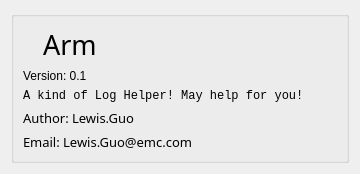
guolisen/Arm, file aboutdialog.ui: the form before one commit.
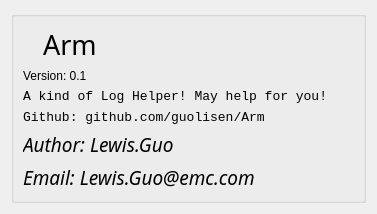
The form after the commit. Icons and pictures are not drawn.

Diff of the .ui file:
```diff
--- a/aboutdialog.ui
+++ b/aboutdialog.ui
@@ -6,8 +6,8 @@
    <rect>
     <x>0</x>
     <y>0</y>
-    <width>360</width>
-    <height>173</height>
+    <width>377</width>
+    <height>182</height>
    </rect>
   </property>
   <property name="sizePolicy">
@@ -71,7 +71,7 @@
         <property name="font">
          <font>
           <family>Courier New</family>
-          <pointsize>9</pointsize>
+          <pointsize>10</pointsize>
          </font>
         </property>
         <property name="text">
@@ -79,13 +79,26 @@
         </property>
        </widget>
       </item>
+      <item>
+       <widget class="QLabel" name="label_7">
+        <property name="font">
+         <font>
+          <family>Courier New</family>
+          <pointsize>10</pointsize>
+         </font>
+        </property>
+        <property name="text">
+         <string>Github: github.com/guolisen/Arm</string>
+        </property>
+       </widget>
+      </item>
       <item>
        <widget class="QLabel" name="label_3">
         <property name="font">
          <font>
-          <family>Buxton Sketch</family>
-          <pointsize>10</pointsize>
-          <italic>false</italic>
+          <family>Monotype Corsiva</family>
+          <pointsize>14</pointsize>
+          <italic>true</italic>
          </font>
         </property>
         <property name="text">
@@ -97,9 +110,9 @@
        <widget class="QLabel" name="label_4">
         <property name="font">
          <font>
-          <family>Buxton Sketch</family>
-          <pointsize>10</pointsize>
-          <italic>false</italic>
+          <family>Monotype Corsiva</family>
+          <pointsize>14</pointsize>
+          <italic>true</italic>
          </font>
         </property>
         <property name="text">
```
